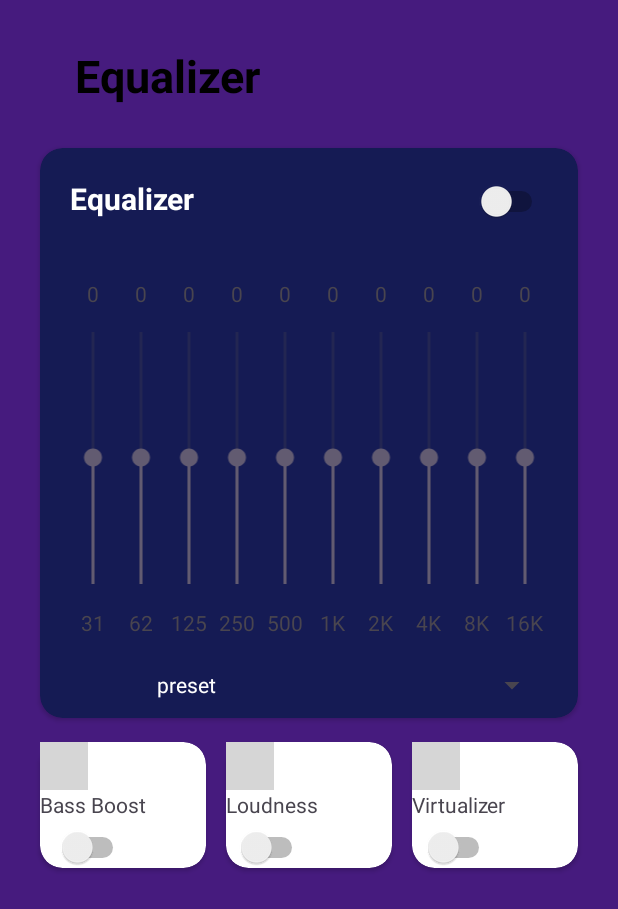
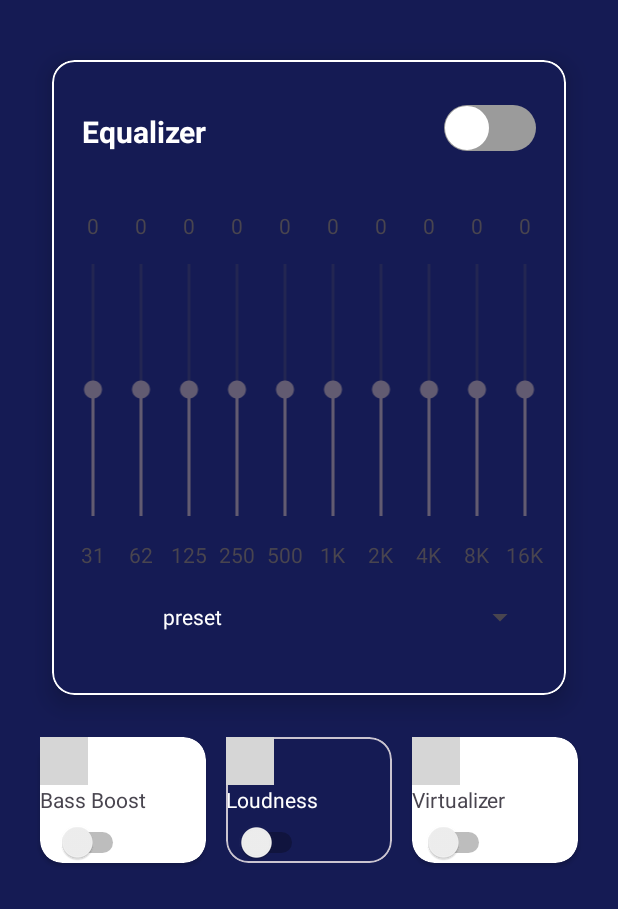
Before and after one commit to Team-Roulette/Midnight-Equalizer, an Android app: the layout activity_main.xml on its own in the app's theme, with its tools: preview values and no code run, on a phone screen of 412 x 824 dp. Shown: the top 909 px of the screen. Run offline under Robolectric (Android 15) with nearby library versions, the phone set to English and light mode, and no system bars; plain views replace CircularSeekBar; grey boxes are pictures that could not be loaded.

Commit message:
fix background

```diff
--- a/app/build.gradle.kts
+++ b/app/build.gradle.kts
@@ -48,6 +48,7 @@ dependencies {
     implementation("androidx.media3:media3-session:1.2.1")
     implementation ("androidx.cardview:cardview:1.0.0")
     implementation("me.tankery.lib:circularSeekBar:1.4.2")
+    implementation("com.google.android.material:material:1.0.0")
 
     testImplementation("junit:junit:4.13.2")
 
--- a/app/src/main/java/com/example/pitchcontroller/MainActivity.kt
+++ b/app/src/main/java/com/example/pitchcontroller/MainActivity.kt
@@ -16,11 +16,13 @@ import com.example.pitchcontroller.models.presets
 import com.example.pitchcontroller.utils.DynamicsProcessingService
 import me.tankery.lib.circularseekbar.CircularSeekBar
 import android.content.Intent
+import android.graphics.PorterDuff
 
 import android.os.Build
 import android.widget.Toast
 import androidx.activity.result.contract.ActivityResultContracts
 import androidx.annotation.RequiresApi
+import androidx.core.content.ContextCompat
 import com.example.pitchcontroller.utils.ForegroundService
 
 private const val TAG = "MainActivity"
@@ -29,7 +31,8 @@ private const val MY_PERMISSIONS_REQUEST_READ_CONTACTS = 1
 class MainActivity : AppCompatActivity() {
 
     private lateinit var seekBars: List<SeekBar>
-    private lateinit var textViews: List<TextView>
+    private lateinit var gains: List<TextView>
+    private lateinit var frequencies: List<TextView>
 
     private lateinit var binding: ActivityMainBinding
     private val permissions = arrayOf(
--- /dev/null
+++ b/app/src/main/res/drawable/switch_thumb.xml
@@ -0,0 +1,25 @@
+<layer-list xmlns:android="http://schemas.android.com/apk/res/android">
+    <item
+        android:left="1dp"
+        android:right="1dp"
+        android:top="1dp"
+        android:bottom="1dp">
+
+        <shape
+            xmlns:android="http://schemas.android.com/apk/res/android"
+            android:shape="oval">
+
+            <size
+                android:width="29dp"
+                android:height="29dp" />
+
+            <solid
+                android:color="#FFFFFF" />
+
+            <stroke
+                android:width="1dp"
+                android:color="#FFFFFF" />
+
+        </shape>
+    </item>
+</layer-list>
--- /dev/null
+++ b/app/src/main/res/drawable/switch_track_off.xml
@@ -0,0 +1,19 @@
+<shape
+    xmlns:android="http://schemas.android.com/apk/res/android"
+    android:shape="rectangle" >
+
+    <corners
+        android:radius="15dp" />
+
+    <size
+        android:width="30dp"
+        android:height="10dp" />
+
+    <solid
+        android:color="#9b9b9b" />
+
+    <!--stroke
+        android:width="2dp"
+        android:color="#000000" /-->
+
+</shape>
--- /dev/null
+++ b/app/src/main/res/drawable/switch_track_on.xml
@@ -0,0 +1,19 @@
+<shape
+    xmlns:android="http://schemas.android.com/apk/res/android"
+    android:shape="rectangle" >
+
+    <corners
+        android:radius="15dp" />
+
+    <size
+        android:width="51dp"
+        android:height="30dp" />
+
+    <solid
+        android:color="#4cd964" />
+
+    <!--stroke
+        android:width="2dp"
+        android:color="#000000" /-->
+
+</shape>
--- /dev/null
+++ b/app/src/main/res/drawable/switch_track_selector.xml
@@ -0,0 +1,11 @@
+<?xml version="1.0" encoding="utf-8"?>
+<selector xmlns:android="http://schemas.android.com/apk/res/android">
+    <item
+        android:drawable="@drawable/switch_track_off"
+        android:state_checked="false"/>
+
+    <item
+        android:drawable="@drawable/switch_track_on"
+        android:state_checked="true"/>
+
+</selector>
--- a/app/src/main/res/layout/activity_main.xml
+++ b/app/src/main/res/layout/activity_main.xml
@@ -3,20 +3,9 @@
     android:layout_width="match_parent"
     android:layout_height="match_parent"
     xmlns:app="http://schemas.android.com/apk/res-auto"
-    android:background="@color/purple_monster"
+    android:background="@color/midnight_blue"
     android:orientation="vertical"
     app:cardUseCompatPadding="true">
-
-    <TextView
-        android:id="@+id/title_catagory"
-        android:layout_width="wrap_content"
-        android:layout_height="wrap_content"
-        android:layout_marginLeft="50dp"
-        android:layout_marginTop="30dp"
-        android:text="Equalizer"
-        android:textColor="@color/black"
-        android:textSize="30dp"
-        android:textStyle="bold" />
 
     <LinearLayout
         android:layout_width="match_parent"
@@ -26,24 +15,29 @@
         android:gravity="fill"
         >
 
-
             <LinearLayout
                 android:layout_width="match_parent"
                 android:layout_height="match_parent"
                 android:orientation="vertical">
 
-                <androidx.cardview.widget.CardView
+                <com.google.android.material.card.MaterialCardView
                     android:layout_width="match_parent"
                     android:layout_height="wrap_content"
                     android:orientation="vertical"
                     app:cardCornerRadius="15dp"
+                    app:cardElevation="10dp"
+                    app:strokeColor="@color/white"
                     android:backgroundTint="@color/midnight_blue"
+
                     app:cardUseCompatPadding="true"
                     android:id="@+id/cardView3">
 
                     <LinearLayout
                         android:layout_width="match_parent"
                         android:layout_height="match_parent"
+                        android:paddingTop="10dp"
+                        android:paddingBottom="10dp"
+                        android:layout_marginBottom="20dp"
                         android:orientation="vertical">
                         <LinearLayout
                             android:layout_width="match_parent"
@@ -64,8 +58,13 @@
                             <Switch
                                 android:id="@+id/switch1"
                                 android:layout_width="wrap_content"
-                                android:layout_height="wrap_content"
-                                android:layout_weight="1" />
+                                android:layout_height="20dp"
+                                android:layout_weight="1"
+                                android:track="@drawable/switch_track_selector"
+                                android:thumb="@drawable/switch_thumb"
+                                android:paddingTop="10dp"
+                                android:paddingBottom="10dp"
+                                />
                         </LinearLayout>
                         <LinearLayout
                             android:layout_width="match_parent"
@@ -460,7 +459,7 @@
                         </LinearLayout>
 
                     </LinearLayout>
-                </androidx.cardview.widget.CardView>
+                </com.google.android.material.card.MaterialCardView>
 
                 <LinearLayout
                     android:layout_width="match_parent"
@@ -471,7 +470,7 @@
                         android:id="@+id/cardView4"
                         android:layout_width="40dp"
                         android:layout_height="wrap_content"
-
+                        app:cardBackgroundColor="@color/white"
                         android:orientation="vertical"
                         android:layout_weight="1"
                         app:cardCornerRadius="15dp"
@@ -500,11 +499,10 @@
                                 app:cs_pointer_stroke_width = "10dp"
                                 app:cs_pointer_halo_width = "5dp"
                                 app:cs_pointer_halo_border_width = "5dp"
-                                app:cs_circle_fill = "@color/gray"
-                                app:cs_circle_color = "@color/black"
-                                app:cs_circle_progress_color = "@color/purple"
-                                app:cs_pointer_color = "@color/purple"
-
+                                app:cs_circle_fill = "@color/white"
+                                app:cs_circle_color = "@color/gray"
+                                app:cs_circle_progress_color = "@color/midnight_blue"
+                                app:cs_pointer_color = "@color/midnight_blue"
                                 app:cs_pointer_alpha_ontouch = "5"
                                 app:cs_pointer_angle = "0"
                                 app:cs_disable_progress_glow = "true"
@@ -527,11 +525,11 @@
                                 />
                         </LinearLayout>
                     </androidx.cardview.widget.CardView>
-                    <androidx.cardview.widget.CardView
+                    <com.google.android.material.card.MaterialCardView
                         android:id="@+id/cardView5"
                         android:layout_width="40dp"
                         android:layout_height="wrap_content"
-
+                        android:backgroundTint="@color/midnight_blue"
                         android:orientation="vertical"
                         android:layout_weight="1"
                         app:cardCornerRadius="15dp"
@@ -560,10 +558,10 @@
                                 app:cs_pointer_stroke_width = "10dp"
                                 app:cs_pointer_halo_width = "5dp"
                                 app:cs_pointer_halo_border_width = "5dp"
-                                app:cs_circle_fill = "@color/gray"
-                                app:cs_circle_color = "@color/black"
-                                app:cs_circle_progress_color = "@color/purple"
-                                app:cs_pointer_color = "@color/purple"
+                                app:cs_circle_fill = "@color/midnight_blue"
+                                app:cs_circle_color = "@color/gray"
+                                app:cs_circle_progress_color = "@color/white"
+                                app:cs_pointer_color = "@color/white"
 
                                 app:cs_pointer_alpha_ontouch = "5"
                                 app:cs_pointer_angle = "0"
@@ -576,6 +574,7 @@
                                 android:layout_width="wrap_content"
                                 android:layout_gravity="center_horizontal"
                                 android:layout_height="wrap_content"
+                                android:textColor="@color/white"
                                 android:layout_marginBottom="5dp"
                                 android:text="Loudness" />
 
@@ -583,10 +582,11 @@
                                 android:id="@+id/switch3"
                                 android:layout_gravity="center_horizontal"
                                 android:layout_width="wrap_content"
+
                                 android:layout_height="wrap_content"
                                 />
                         </LinearLayout>
-                    </androidx.cardview.widget.CardView>
+                    </com.google.android.material.card.MaterialCardView>
                     <androidx.cardview.widget.CardView
                         android:id="@+id/cardView6"
                         android:layout_width="40dp"
@@ -620,10 +620,10 @@
                                 app:cs_pointer_stroke_width = "10dp"
                                 app:cs_pointer_halo_width = "5dp"
                                 app:cs_pointer_halo_border_width = "5dp"
-                                app:cs_circle_fill = "@color/gray"
-                                app:cs_circle_color = "@color/black"
-                                app:cs_circle_progress_color = "@color/purple"
-                                app:cs_pointer_color = "@color/purple"
+                                app:cs_circle_fill = "@color/white"
+                                app:cs_circle_color = "@color/gray"
+                                app:cs_circle_progress_color = "@color/midnight_blue"
+                                app:cs_pointer_color = "@color/midnight_blue"
 
                                 app:cs_pointer_alpha_ontouch = "5"
                                 app:cs_pointer_angle = "0"
```
